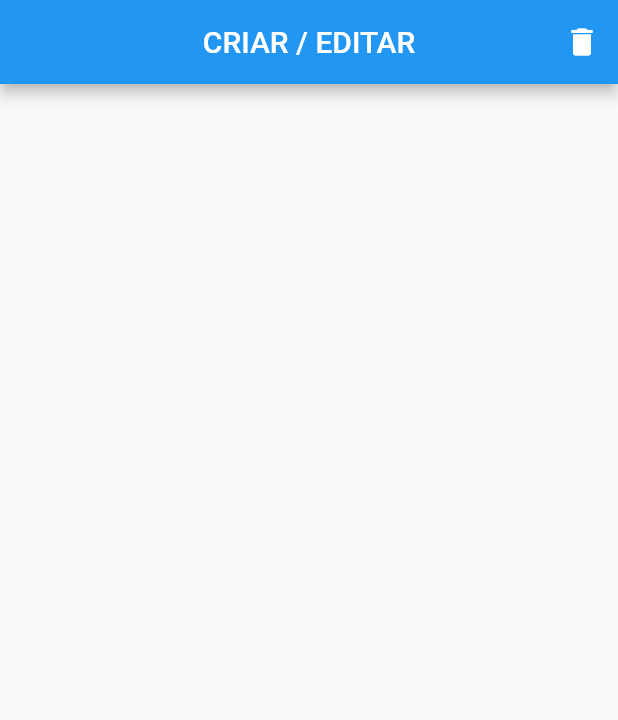
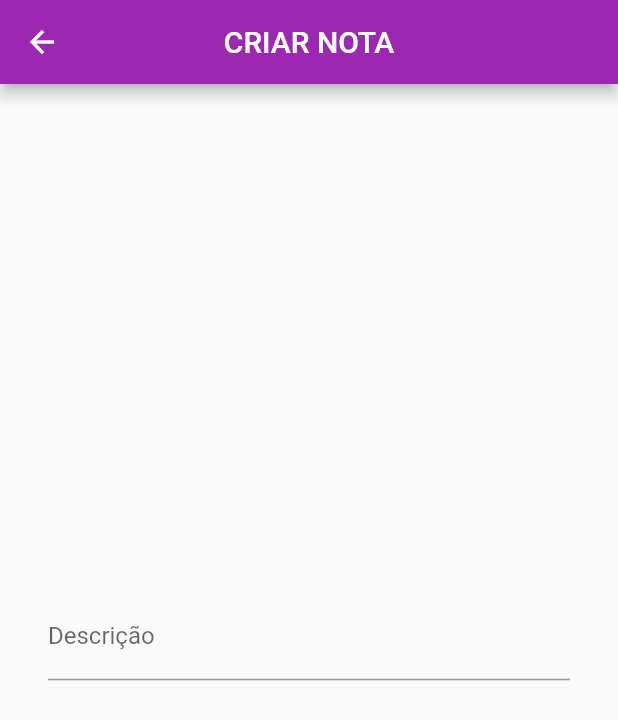
Before and after one commit to montonurb/notes-app, a Flutter app: the CreateNotePage screen opened directly, on a phone screen of 412 x 824 dp. Shown: the top 720 px of the screen. Run offline on Flutter 3.47's test engine with Material 2 defaults, Android fonts, the phone set to English and light mode, and no system bars.

Commit message:
finalizando aplicativo

```diff
--- a/lib/create_note_page.dart
+++ b/lib/create_note_page.dart
@@ -1,26 +1,79 @@
 import 'package:flutter/cupertino.dart';
 import 'package:flutter/material.dart';
 
-class CreateNotePage extends StatelessWidget {
+class CreateNotePage extends StatefulWidget {
+  @override
+  _CreateNotePageState createState() => _CreateNotePageState();
+}
+
+class _CreateNotePageState extends State<CreateNotePage> {
+  var description = "";
+  var textController = TextEditingController();
+  var isEdit = false;
+
+  @override
+  void initState() {
+    WidgetsBinding.instance!.addPostFrameCallback((_) {
+      if (ModalRoute.of(context)!.settings.arguments != null) {
+        description = ModalRoute.of(context)!.settings.arguments as String;
+        textController.text = description;
+        isEdit = true;
+        setState(() {});
+      }
+    });
+    super.initState();
+  }
+
   @override
   Widget build(BuildContext context) {
     return Scaffold(
         appBar: AppBar(
-        title: Text("CRIAR / EDITAR"),
+          title: Text(isEdit ? "EDITAR NOTA" : "CRIAR NOTA"),
           centerTitle: true,
           actions: [
+            if (isEdit)
               IconButton(
                 icon: Icon(Icons.delete),
-            onPressed: () {},
+                onPressed: () {
+                  Navigator.pop(context, "");
+                },
+              ),
+          ],
+        ),
+        body: Padding(
+          padding: const EdgeInsets.all(32.0),
+          child: Column(
+            mainAxisAlignment: MainAxisAlignment.center,
+            children: [
+              TextField(
+                controller: textController,
+                maxLines: null,
+                onChanged: (value) {
+                  description = value;
+                  setState(() {});
+                },
+                decoration: InputDecoration(labelText: "Descrição"),
+              ),
+              SizedBox(
+                height: 32,
+              ),
+              if (description.isNotEmpty)
+                Row(
+                  mainAxisAlignment: MainAxisAlignment.center,
+                  children: [
+                    SizedBox(
+                      width: 200,
+                      child: ElevatedButton(
+                        onPressed: () {
+                          Navigator.pop(context, description);
+                        },
+                        child: Text(isEdit ? "Salvar" : "Criar"),
+                      ),
+                    ),
+                  ],
                 )
             ],
           ),
-      body: TextField(
-        maxLines: null,
-        decoration: InputDecoration(
-          border: InputBorder.none,
-        ),
-      ),
-    );
+        ));
   }
 }
```
Also changed, not shown: lib/app_widget.dart (+8 -3 lines), lib/home_page.dart (+19 -4 lines), 1 other file. Lines whose indentation alone changed are shown as unchanged.
